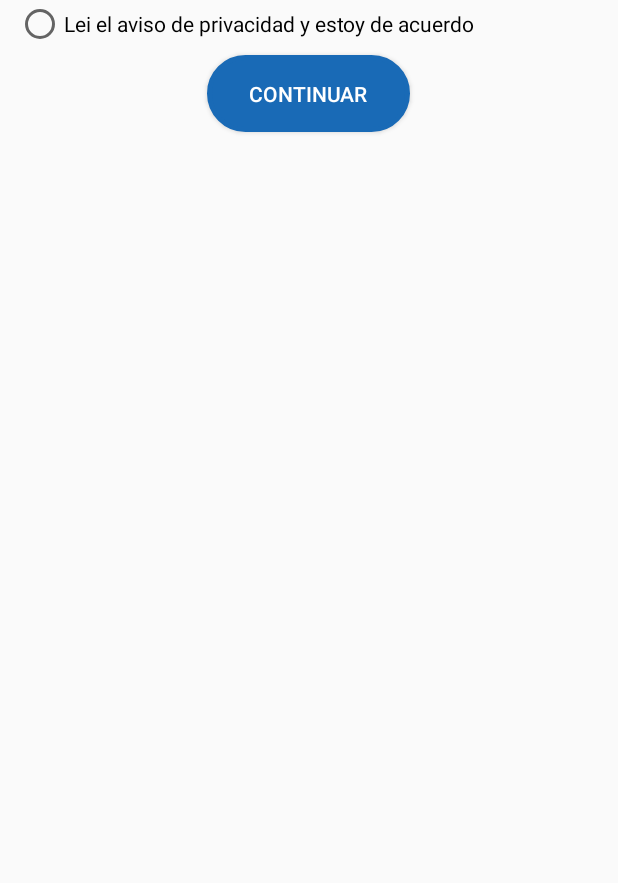
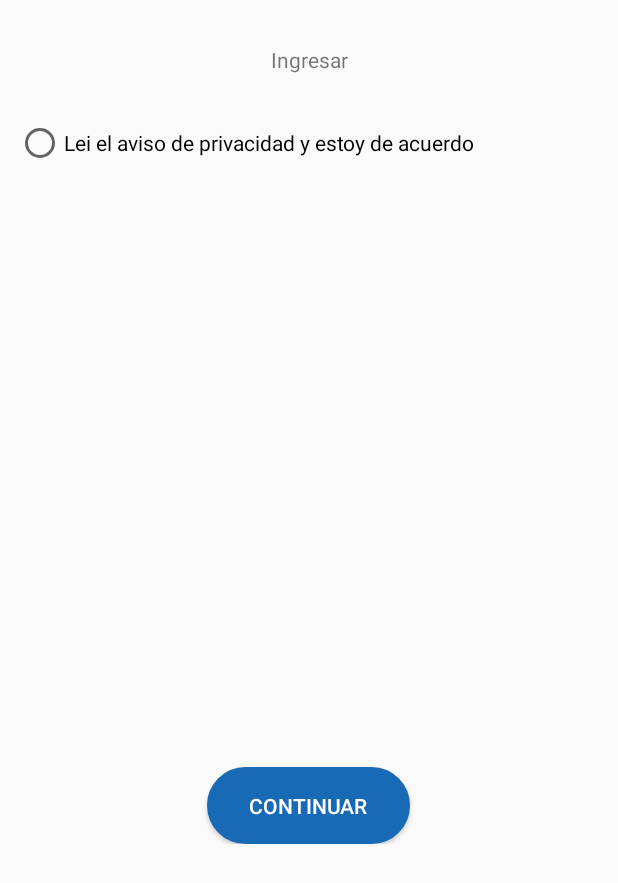
Before and after one commit to kevinrRamirez/Login, an Android app: the PrivacidadActivity screen opened directly, with no data from a screen before it, on a phone screen of 412 x 824 dp. Shown: the top 883 px of the screen. Run offline under Robolectric (Android 15) with nearby library versions, the phone set to English and light mode, and no system bars; network calls fail.

Commit message:
scroll privacidad

```diff
--- a/app/src/main/res/layout/activity_privacidad.xml
+++ b/app/src/main/res/layout/activity_privacidad.xml
@@ -20,16 +20,31 @@
 
         <androidx.constraintlayout.widget.ConstraintLayout
             android:layout_width="match_parent"
-            android:layout_height="wrap_content">
+            android:layout_height="500dp">
+
+            <TextView
+                android:layout_width="wrap_content"
+                android:layout_height="wrap_content"
+                android:layout_marginTop="30dp"
+
+
+                app:layout_constraintEnd_toEndOf="parent"
+                app:layout_constraintStart_toStartOf="parent"
+
+
+                app:layout_constraintTop_toTopOf="parent"
+                android:id="@+id/tv_privacidad"
+                android:text="@string/ingresar"
+                />
 
 
             <RadioButton
                 android:id="@+id/rBtnCheck"
                 android:layout_width="wrap_content"
                 android:layout_height="wrap_content"
-                android:layout_marginBottom="120dp"
+                android:layout_marginTop="30dp"
                 android:text="@string/aceptar_politicas"
-                app:layout_constraintBottom_toBottomOf="parent"
+                app:layout_constraintTop_toBottomOf="@id/tv_privacidad"
                 app:layout_constraintEnd_toEndOf="parent"
                 app:layout_constraintHorizontal_bias="0.099"
                 app:layout_constraintStart_toStartOf="parent" />
@@ -38,12 +53,12 @@
                 android:id="@+id/btnContinuarPri"
                 android:layout_width="135dp"
                 android:layout_height="51dp"
-                android:layout_marginBottom="64dp"
+                android:layout_marginTop="400dp"
                 android:background="@drawable/boton_solido"
                 android:onClick="continuar"
                 android:text="@string/continuar"
                 android:textColor="@color/colorPrimary2"
-                app:layout_constraintBottom_toBottomOf="parent"
+                app:layout_constraintTop_toBottomOf="@+id/rBtnCheck"
                 app:layout_constraintEnd_toEndOf="parent"
                 app:layout_constraintHorizontal_bias="0.498"
                 app:layout_constraintStart_toStartOf="parent" />
```
